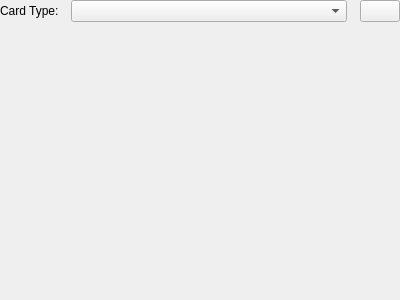
ankitects/anki, file qt/designer/clayout_top.ui: the form before one commit.
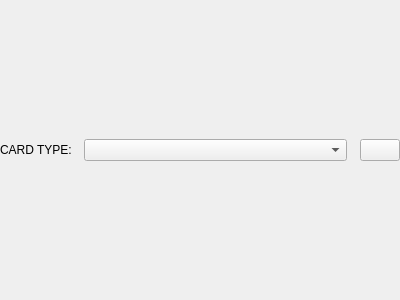
The form after the commit.

Commit message: use group box instead of tabs in card layout screen

The edit to the form file:
```diff
--- a/qt/designer/clayout_top.ui
+++ b/qt/designer/clayout_top.ui
@@ -28,7 +28,7 @@
      <item>
       <widget class="QLabel" name="label">
        <property name="text">
-        <string>Card Type:</string>
+        <string notr="true">CARD TYPE:</string>
        </property>
       </widget>
      </item>
@@ -73,16 +73,6 @@
      </item>
     </layout>
    </item>
-   <item>
-    <widget class="QLabel" name="changesLabel">
-     <property name="text">
-      <string/>
-     </property>
-     <property name="alignment">
-      <set>Qt::AlignCenter</set>
-     </property>
-    </widget>
-   </item>
   </layout>
  </widget>
  <resources/>
```
Left out of the diff: 13 changed lines with no effect on the pictures. The commit also changes 4 other files.
